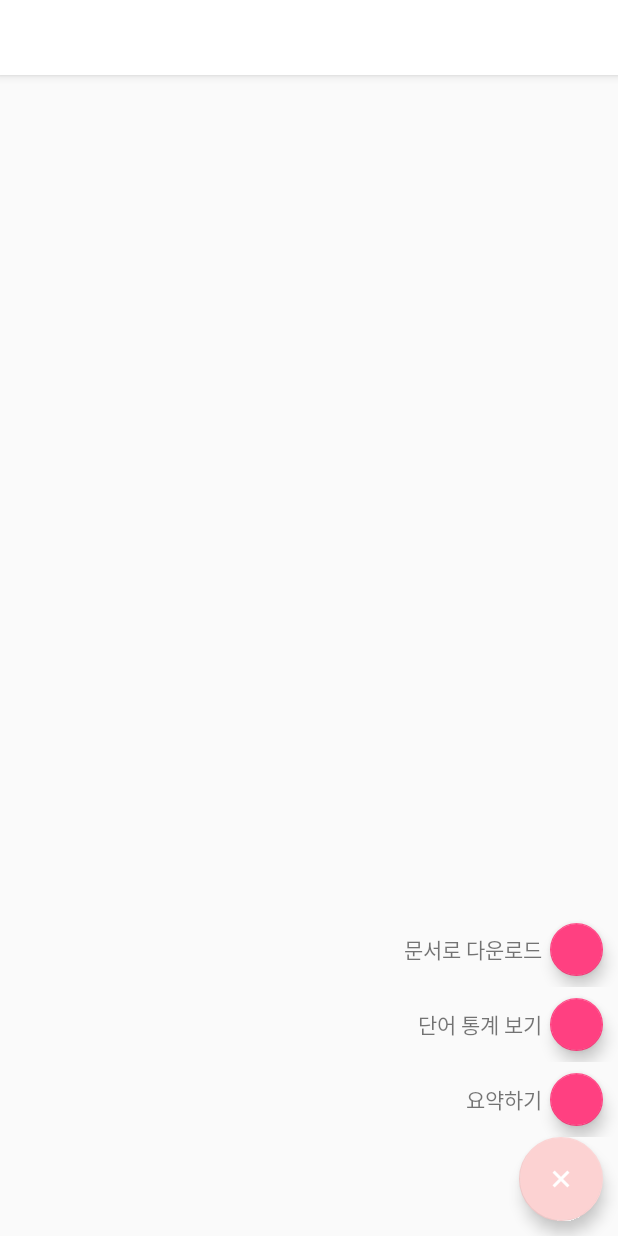
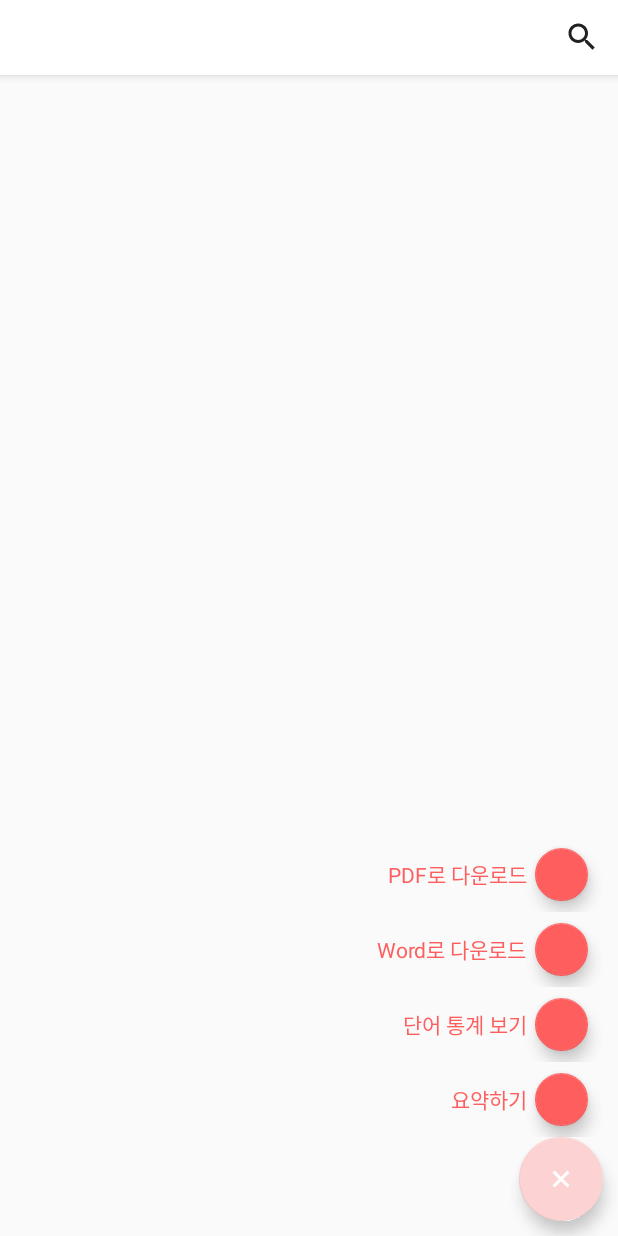
Before and after one commit to Honest-Hong/Project-SNLU, an Android app: the DocumentActivity screen opened directly, with no data from a screen before it, after a tap on an icon or button, on a phone screen of 412 x 824 dp. Run offline under Robolectric (Android 15) with nearby library versions, the phone set to English and light mode, and no system bars; our stand-ins replace Volley; network calls fail.

Commit message:
문장 수정 및 문장 다운로드 수정

```diff
--- a/app/src/main/java/com/snlu/snluapp/activity/ConferenceActivity.java
+++ b/app/src/main/java/com/snlu/snluapp/activity/ConferenceActivity.java
@@ -154,12 +154,12 @@ public class ConferenceActivity extends AppCompatActivity implements SensorEvent
         sentenceItems.add(item);
         View viewSentence = LayoutInflater.from(ConferenceActivity.this).inflate(R.layout.item_sentence, null);
         TextView textName = (TextView)viewSentence.findViewById(R.id.item_sentence_name);
-        textName.setText(item.getSpeakerName());
+        textName.setText(item.getSpeakerName() + ":");
         TextView textSentence = (TextView)viewSentence.findViewById(R.id.item_sentence_sentence);
         textSentence.setText(item.getSentence());
         TextView textTime = (TextView)viewSentence.findViewById(R.id.item_sentence_time);
         String time = item.getSpeakTime();
-        textTime.setText(String.format("%s시 %s분", time.substring(11,13), time.substring(14,16)));
+        textTime.setText(String.format("%s시 %s분 %s초", time.substring(11,13), time.substring(14,16), time.substring(17,19)));
         paper.addView(viewSentence);
         if(focus) {
             // 최근에 발언한 문장이 보이도록 스크롤을 내려준다.
--- a/app/src/main/res/layout/activity_document.xml
+++ b/app/src/main/res/layout/activity_document.xml
@@ -1,6 +1,7 @@
 <?xml version="1.0" encoding="utf-8"?>
 <FrameLayout
     xmlns:android="http://schemas.android.com/apk/res/android"
+    xmlns:app="http://schemas.android.com/apk/res-auto"
     android:layout_width="match_parent"
     android:layout_height="match_parent"
     android:orientation="vertical">
@@ -26,70 +27,74 @@
         android:orientation="vertical">
 
         <LinearLayout
-            android:id="@+id/linear_document"
-            android:layout_width="wrap_content"
-            android:layout_height="@dimen/fab_list_height"
-            android:translationX="200dp"
-            android:gravity="center_vertical"
-            android:orientation="horizontal">
+            android:id="@+id/linear_pdf"
+            style="@style/AppTheme.Fab_Menu_Linear">
 
             <TextView
                 android:layout_width="wrap_content"
                 android:layout_height="wrap_content"
                 android:layout_margin="5dp"
-                android:text="문서로 다운로드"/>
+                android:text="PDF로 다운로드"
+                android:textColor="@color/colorRedPink"/>
 
             <android.support.design.widget.FloatingActionButton
-                android:id="@+id/fab_document"
-                android:layout_width="@dimen/fab_size"
-                android:layout_height="@dimen/fab_size"
-                android:layout_marginRight="10dp"/>
+                android:id="@+id/fab_pdf"
+                style="@style/AppTheme.Fab_Menu_Fab"
+                app:backgroundTint="@color/colorRedPink"/>
         </LinearLayout>
 
         <LinearLayout
-            android:id="@+id/linear_statistic"
-            android:layout_width="wrap_content"
-            android:layout_height="@dimen/fab_list_height"
-            android:translationX="200dp"
-            android:gravity="center_vertical"
-            android:orientation="horizontal">
+            android:id="@+id/linear_word"
+            style="@style/AppTheme.Fab_Menu_Linear">
 
             <TextView
                 android:layout_width="wrap_content"
                 android:layout_height="wrap_content"
                 android:layout_margin="5dp"
-                android:text="단어 통계 보기"/>
+                android:text="Word로 다운로드"
+                android:textColor="@color/colorRedPink"/>
 
             <android.support.design.widget.FloatingActionButton
-                android:id="@+id/fab_statistic"
-                android:layout_width="@dimen/fab_size"
-                android:layout_height="@dimen/fab_size"
-                android:layout_marginRight="10dp"/>
+                android:id="@+id/fab_word"
+                style="@style/AppTheme.Fab_Menu_Fab"
+                app:backgroundTint="@color/colorRedPink"/>
         </LinearLayout>
 
         <LinearLayout
-            android:id="@+id/linear_summary"
-            android:layout_width="wrap_content"
-            android:layout_height="@dimen/fab_list_height"
-            android:translationX="200dp"
-            android:gravity="center_vertical"
-            android:orientation="horizontal">
+            android:id="@+id/linear_statistic"
+            style="@style/AppTheme.Fab_Menu_Linear">
 
             <TextView
                 android:layout_width="wrap_content"
                 android:layout_height="wrap_content"
                 android:layout_margin="5dp"
-                android:text="요약하기"/>
+                android:text="단어 통계 보기"
+                android:textColor="@color/colorRedPink"/>
+
+            <android.support.design.widget.FloatingActionButton
+                android:id="@+id/fab_statistic"
+                style="@style/AppTheme.Fab_Menu_Fab"
+                app:backgroundTint="@color/colorRedPink"/>
+        </LinearLayout>
+
+        <LinearLayout
+            android:id="@+id/linear_summary"
+            style="@style/AppTheme.Fab_Menu_Linear">
+
+            <TextView
+                android:layout_width="wrap_content"
+                android:layout_height="wrap_content"
+                android:layout_margin="5dp"
+                android:text="요약하기"
+                android:textColor="@color/colorRedPink"/>
 
             <android.support.design.widget.FloatingActionButton
                 android:id="@+id/fab_summary"
-                android:layout_width="@dimen/fab_size"
-                android:layout_height="@dimen/fab_size"
-                android:layout_marginRight="10dp" />
+                style="@style/AppTheme.Fab_Menu_Fab"
+                app:backgroundTint="@color/colorRedPink" />
         </LinearLayout>
 
         <android.support.design.widget.FloatingActionButton
-            xmlns:app="http://schemas.android.com/apk/res-auto"
             android:layout_width="wrap_content"
             android:layout_height="wrap_content"
             android:id="@+id/fab"
--- /dev/null
+++ b/app/src/main/res/menu/menu_document.xml
@@ -0,0 +1,20 @@
+<?xml version="1.0" encoding="utf-8"?>
+<menu xmlns:android="http://schemas.android.com/apk/res/android"
+    xmlns:app="http://schemas.android.com/apk/res-auto">
+    <item
+        android:id="@+id/menu_search"
+        android:title="검색"
+        android:icon="@drawable/ic_search_white"
+        app:actionViewClass="android.support.v7.widget.SearchView"
+        app:showAsAction="always" />
+    <item
+        android:id="@+id/menu_cancel"
+        android:title="취소"
+        android:visible="false"
+        app:showAsAction="ifRoom" />
+    <item
+        android:id="@+id/menu_save"
+        android:title="저장"
+        android:visible="false"
+        app:showAsAction="ifRoom" />
+</menu>
--- a/app/src/main/res/values/styles.xml
+++ b/app/src/main/res/values/styles.xml
@@ -9,4 +9,19 @@
         <item name="actionBarSize">50dp</item>
     </style>
 
+    <style name="AppTheme.Fab_Menu_Linear" >
+        <item name="android:layout_width">wrap_content</item>
+        <item name="android:layout_height">@dimen/fab_list_height</item>
+        <item name="android:layout_marginRight">10dp</item>
+        <item name="android:translationX">200dp</item>
+        <item name="android:gravity">center_vertical</item>
+        <item name="android:orientation">horizontal</item>
+    </style>
+
+    <style name="AppTheme.Fab_Menu_Fab">
+        <item name="android:layout_width">@dimen/fab_size</item>
+        <item name="android:layout_height">@dimen/fab_size</item>
+        <item name="android:layout_marginRight">10dp</item>
+    </style>
+
 </resources>
```
Also changed, not shown: app/src/main/java/com/snlu/snluapp/activity/DocumentActivity.java (+117 -20 lines), app/src/main/res/layout/item_sentence.xml (+26 -20 lines).
